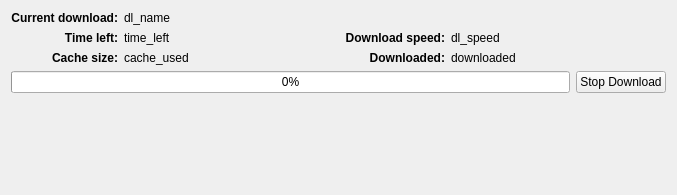
First picture: the form in rare/ui/components/tabs/downloads/downloads_tab.ui, repository RareDevs/Rare, before the edit.
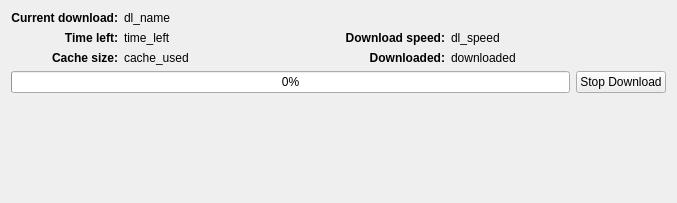
Second picture: the form after the edit.

Patch:
```diff
--- a/rare/ui/components/tabs/downloads/downloads_tab.ui
+++ b/rare/ui/components/tabs/downloads/downloads_tab.ui
@@ -7,7 +7,7 @@
     <x>0</x>
     <y>0</y>
     <width>677</width>
-    <height>195</height>
+    <height>203</height>
    </rect>
   </property>
   <property name="sizePolicy">
```
Left out of the diff: 2 changed lines with no effect on the pictures.
